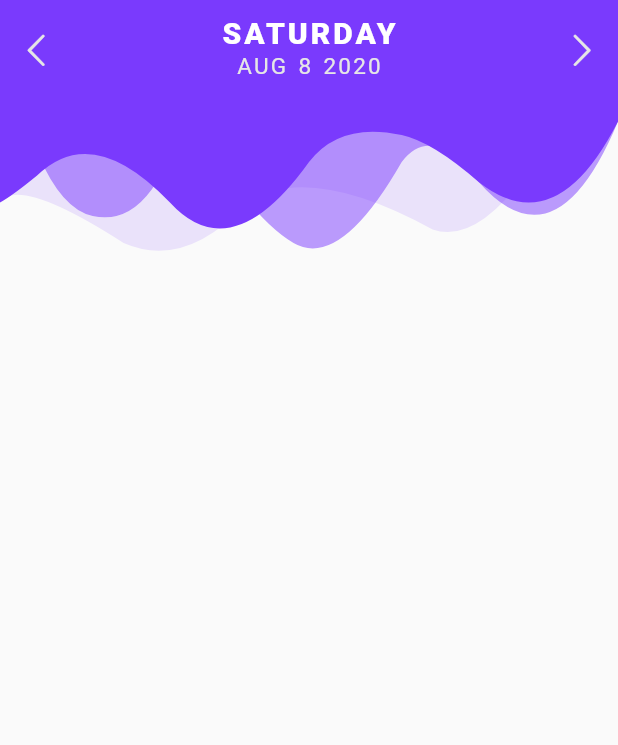
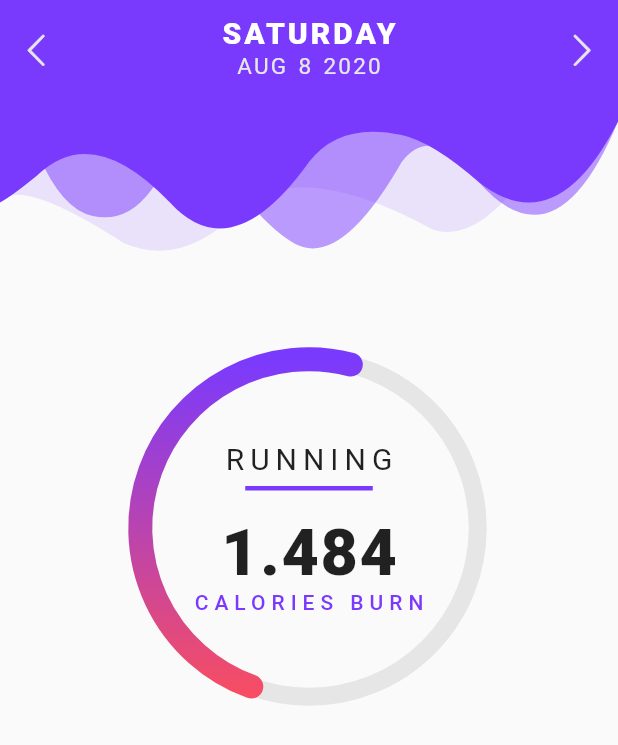
Before and after one commit to hauntarl/fitness-ui, a Flutter app: the screen it shows after launch, after a tap on an icon or button, on a phone screen of 412 x 824 dp. Shown: the top 745 px of the screen. Run offline on Flutter 3.47's test engine with Material 2 defaults, Android fonts, the phone set to English and light mode, and no system bars; our stand-ins replace rxdart.

Commit message:
radial progress bar and some refactoring

```diff
--- a/lib/bloc/date_bloc.dart
+++ b/lib/bloc/date_bloc.dart
@@ -38,3 +38,4 @@ class DateBloc {
 }
 
 final dateBloc = DateBloc();
+final initialDate = CustomDate(DateTime.now());
--- a/lib/pages/home_page.dart
+++ b/lib/pages/home_page.dart
@@ -1,14 +1,20 @@
 import 'package:flutter/material.dart';
 
 import '../widgets/custom_appbar.dart';
+import '../radial_progress_bar/radial_progress_bar.dart';
 
 class HomePage extends StatelessWidget {
   @override
   Widget build(BuildContext context) {
     return Scaffold(
       body: Column(
+        mainAxisAlignment: MainAxisAlignment.spaceBetween,
         children: [
           CustomAppBar(),
+          RadialProgressBar(225),
+          Container(
+            height: 300,
+          ),
         ],
       ),
     );
--- /dev/null
+++ b/lib/radial_progress_bar/animated_radial_progress.dart
@@ -0,0 +1,80 @@
+import 'package:flutter/material.dart';
+
+import './radial_progress_painter.dart';
+
+class AnimatedRadialProgress extends StatefulWidget {
+  final Widget child;
+  final double startAngle, sweepAngle;
+
+  AnimatedRadialProgress({
+    @required this.child,
+    @required this.sweepAngle,
+    this.startAngle = 110,
+  });
+  @override
+  _AnimatedRadialProgressState createState() => _AnimatedRadialProgressState();
+}
+
+class _AnimatedRadialProgressState extends State<AnimatedRadialProgress>
+    with SingleTickerProviderStateMixin {
+  AnimationController _controller;
+  Animation<double> _progressAnimation;
+  CurvedAnimation _curve;
+  double _oldSweepAngle;
+
+  @override
+  void initState() {
+    super.initState();
+
+    _controller = AnimationController(
+      vsync: this,
+      duration: Duration(seconds: 1),
+    );
+
+    _curve = CurvedAnimation(
+      parent: _controller,
+      curve: Curves.easeOut,
+    );
+
+    _progressAnimation = Tween<double>(
+      begin: 0,
+      end: widget.sweepAngle,
+    ).animate(_curve);
+
+    _controller.addListener(() => setState(() {}));
+    _controller.forward();
+    _oldSweepAngle = widget.sweepAngle;
+  }
+
+  @override
+  void didUpdateWidget(AnimatedRadialProgress oldWidget) {
+    _controller.reset();
+
+    _progressAnimation = Tween(
+      begin: _oldSweepAngle,
+      end: widget.sweepAngle,
+    ).animate(_curve);
+
+    _controller.forward();
+    _oldSweepAngle = widget.sweepAngle;
+
+    super.didUpdateWidget(oldWidget);
+  }
+
+  @override
+  Widget build(BuildContext context) {
+    return CustomPaint(
+      painter: RadialProgressPainter(
+        startAngle: widget.startAngle,
+        sweepAngle: _progressAnimation.value,
+      ),
+      child: widget.child,
+    );
+  }
+
+  @override
+  void dispose() {
+    _controller.dispose();
+    super.dispose();
+  }
+}
--- /dev/null
+++ b/lib/radial_progress_bar/radial_background_painter.dart
@@ -0,0 +1,22 @@
+import 'package:flutter/material.dart';
+
+import '../utils/colors.dart';
+
+class RadialBackgroundPainter extends CustomPainter {
+  @override
+  void paint(Canvas canvas, Size size) {
+    var h = size.height, w = size.width;
+    var center = Offset(w / 2, h / 2);
+
+    var background = Paint()
+      ..color = ColorPalette.grey
+      ..strokeCap = StrokeCap.round
+      ..style = PaintingStyle.stroke
+      ..strokeWidth = 12;
+
+    canvas.drawCircle(center, w / 2, background);
+  }
+
+  @override
+  bool shouldRepaint(CustomPainter oldDelegate) => this != oldDelegate;
+}
--- /dev/null
+++ b/lib/radial_progress_bar/radial_progress_bar.dart
@@ -0,0 +1,89 @@
+import 'dart:math' as math show Random;
+
+import 'package:flutter/material.dart';
+
+import './radial_background_painter.dart';
+import './animated_radial_progress.dart';
+import '../bloc/date_bloc.dart';
+import '../models/custom_date.dart';
+import '../utils/colors.dart';
+
+class RadialProgressBar extends StatelessWidget {
+  final double size;
+  RadialProgressBar(this.size);
+
+  static final random = math.Random();
+
+  @override
+  Widget build(BuildContext context) {
+    var _sizedBox = SizedBox(
+      height: size,
+      width: size,
+    );
+    return Stack(
+      children: [
+        CustomPaint(
+          painter: RadialBackgroundPainter(),
+          child: _sizedBox,
+        ),
+        StreamBuilder<CustomDate>(
+          initialData: initialDate,
+          stream: dateBloc.dateStream,
+          builder: (context, snapshot) {
+            var sweepAngle = 90 + (180 * random.nextDouble());
+            return AnimatedRadialProgress(
+              sweepAngle: sweepAngle,
+              child: _sizedBox,
+            );
+          },
+        ),
+        Container(
+          height: size,
+          width: size,
+          child: Column(
+            mainAxisAlignment: MainAxisAlignment.center,
+            crossAxisAlignment: CrossAxisAlignment.center,
+            children: [
+              Text('RUNNING', style: kHeading),
+              kDivider,
+              SizedBox(height: 10),
+              StreamBuilder<Object>(
+                initialData: initialDate,
+                stream: dateBloc.dateStream,
+                builder: (context, snapshot) {
+                  var calories = 1 + random.nextDouble();
+                  return Text('${calories.toStringAsFixed(3)}', style: kValue);
+                },
+              ),
+              Text('CALORIES BURN', style: kSubhead),
+            ],
+          ),
+        ),
+      ],
+    );
+  }
+}
+
+const kHeading = TextStyle(
+  letterSpacing: 4,
+  fontSize: 20,
+);
+
+const kValue = TextStyle(
+  fontWeight: FontWeight.w900,
+  fontSize: 43,
+  letterSpacing: 1.1,
+);
+
+const kSubhead = TextStyle(
+  color: ColorPalette.purple,
+  letterSpacing: 4,
+  fontWeight: FontWeight.w500,
+);
+
+const kDivider = Divider(
+  color: ColorPalette.purple,
+  thickness: 3,
+  indent: 70,
+  endIndent: 70,
+);
--- /dev/null
+++ b/lib/radial_progress_bar/radial_progress_painter.dart
@@ -0,0 +1,50 @@
+import 'package:flutter/material.dart';
+import 'package:vector_math/vector_math_64.dart' as math;
+
+import '../utils/colors.dart';
+
+class RadialProgressPainter extends CustomPainter {
+  final double startAngle, sweepAngle;
+  RadialProgressPainter({
+    @required this.startAngle,
+    @required this.sweepAngle,
+  });
+
+  static const _linearGradient = LinearGradient(
+    colors: [
+      ColorPalette.red,
+      ColorPalette.purple,
+    ],
+    begin: Alignment.bottomCenter,
+    end: Alignment.topCenter,
+  );
+
+  @override
+  void paint(Canvas canvas, Size size) {
+    var h = size.height, w = size.width;
+    var center = Offset(w / 2, h / 2);
+
+    var progress = Paint()
+      ..shader = _linearGradient.createShader(Rect.fromCircle(
+        center: center,
+        radius: w / 2,
+      ))
+      ..strokeCap = StrokeCap.round
+      ..style = PaintingStyle.stroke
+      ..strokeWidth = 16;
+
+    canvas.drawArc(
+      Rect.fromCircle(
+        center: center,
+        radius: w / 2,
+      ),
+      math.radians(startAngle),
+      math.radians(sweepAngle),
+      false,
+      progress,
+    );
+  }
+
+  @override
+  bool shouldRepaint(CustomPainter oldDelegate) => this != oldDelegate;
+}
--- a/lib/utils/colors.dart
+++ b/lib/utils/colors.dart
@@ -9,5 +9,5 @@ class ColorPalette {
   static const purpleLight = Color(0xffB882CB);
   static const purple = Color(0xff7A3AFD);
   static const teal = Color(0xff20878F);
-  static const red = Color(0xffE81622);
+  static const red = Color(0xffF84D62);
 }
--- a/lib/widgets/appbar_title.dart
+++ b/lib/widgets/appbar_title.dart
@@ -8,7 +8,7 @@ class AppBarTitle extends StatelessWidget {
   @override
   Widget build(BuildContext context) {
     return StreamBuilder<CustomDate>(
-      initialData: CustomDate(DateTime.now()),
+      initialData: initialDate,
       stream: dateBloc.dateStream,
       builder: (context, snapshot) {
         var customDate = snapshot.data;
--- a/lib/widgets/custom_appbar.dart
+++ b/lib/widgets/custom_appbar.dart
@@ -1,6 +1,6 @@
 import 'package:flutter/material.dart';
 
-import './custom_shape.dart';
+import './custom_shape_painter.dart';
 import './appbar_elements.dart';
 
 class CustomAppBar extends StatelessWidget {
@@ -8,7 +8,7 @@ class CustomAppBar extends StatelessWidget {
   Widget build(BuildContext context) {
     var statusBarHeight = MediaQuery.of(context).padding.top;
     return CustomPaint(
-      painter: CustomShape(),
+      painter: CustomShapePainter(),
       child: Container(
         height: 180 + statusBarHeight,
         padding: EdgeInsets.only(top: statusBarHeight + 10),
--- a/lib/widgets/custom_shape.dart
+++ b/lib/widgets/custom_shape_painter.dart
@@ -2,7 +2,7 @@ import 'package:flutter/material.dart';
 
 import '../utils/colors.dart';
 
-class CustomShape extends CustomPainter {
+class CustomShapePainter extends CustomPainter {
   @override
   void paint(Canvas canvas, Size size) {
     var h = size.height, w = size.width;
```
